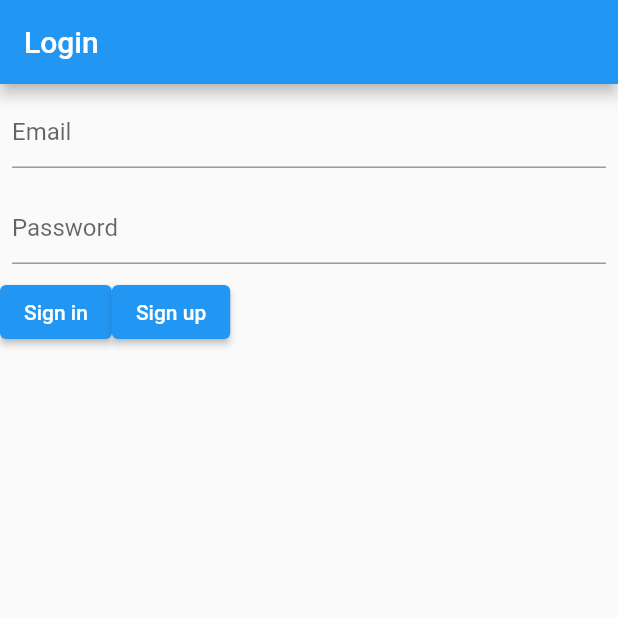
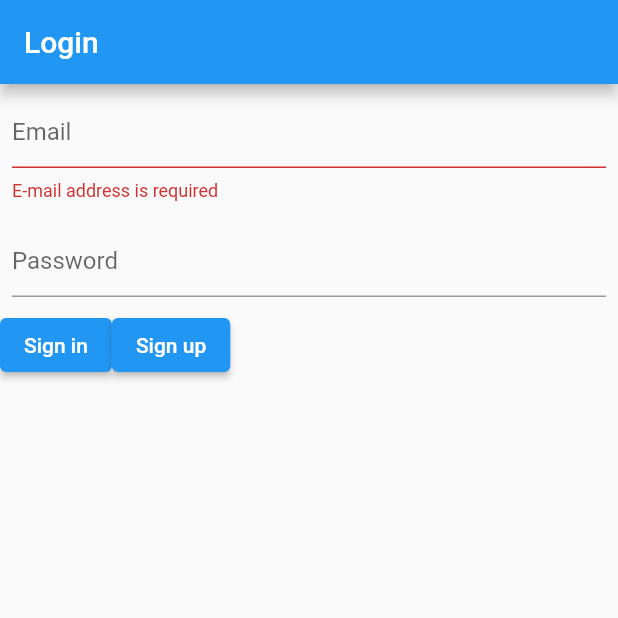
Before and after one commit to enricosarneri/Design-and-Implementation-of-Mobile-Applications, a Flutter app: the screen it shows after launch, after a tap on "Sign in", on a phone screen of 412 x 824 dp, the top half of it. Run offline on Flutter 3.47's test engine with Material 2 defaults, Android fonts, the phone set to English and light mode, and no system bars; our stand-ins replace firebase_auth, firebase_core, fluttertoast; accounts and stored records are empty.

Commit message:
Added error handling on Sign in and Sign up
Added error handling on Sign in and Sign up

```diff
--- a/Event_handler_application/lib/screens/authenticate/sign_in.dart
+++ b/Event_handler_application/lib/screens/authenticate/sign_in.dart
@@ -13,19 +13,26 @@ class SignIn extends StatefulWidget {
 
 class _SignInState extends State<SignIn> {
   final AuthService _authService= AuthService();
+  final GlobalKey<FormState> _key = GlobalKey<FormState>();
   String _email='';
   String _password='';
+  bool isSignInLoading= false;
+  bool isSignUpLoading= false;
+
 
 
   @override
   Widget build(BuildContext context) {
     return Scaffold(
       appBar: AppBar(title: const Text('Login'),),
-      body: Column(
+      body: Form(
+        key: _key,
+        child: Column(
           children: [
             Padding(
               padding: const EdgeInsets.all(8.0),
-            child:TextField(
+              child:TextFormField(
+                validator: validateEmail,
                 keyboardType: TextInputType.emailAddress,
                 decoration: const InputDecoration( hintText: 'Email' ),
                   onChanged: (value){
@@ -37,7 +44,8 @@ class _SignInState extends State<SignIn> {
             ),
             Padding(
               padding: const EdgeInsets.all(8.0),
-            child:TextField(
+              child:TextFormField(
+                //validator: validatePassword,
                 obscureText: true,
                 decoration: const InputDecoration( hintText: 'Password'),
                 onChanged: (value){
@@ -49,8 +57,12 @@ class _SignInState extends State<SignIn> {
             ),
             Row(children: [
               ElevatedButton(
-              child: const Text('Sign in'),
+                child: isSignInLoading
+                 ? CircularProgressIndicator(color: Colors.white,)
+                 : const Text('Sign in'),
                 onPressed: () async{
+                  setState(() => isSignInLoading= true);
+                  if(_key.currentState!.validate()){
                   dynamic result=await _authService.signInWithEmailAndPassword(_email, _password);
                   if (result== null){
                     log('error signing in');
@@ -58,14 +70,50 @@ class _SignInState extends State<SignIn> {
                   else{
                     log('signed in as: '+ result.email);
                     }
+                  }
+                  setState(() => isSignInLoading= false);
+
                 },),
               ElevatedButton(
-              child: const Text('Sign up'),
-              onPressed: (){
-                _authService.createUserWithEmailAndPassword(_email, _password);
+                 child: isSignUpLoading
+                 ? CircularProgressIndicator(color: Colors.white,)
+                 : const Text('Sign up'),
+                onPressed: () async{
+                  setState(() => isSignUpLoading= true);
+                  if(_key.currentState!.validate()){
+                  dynamic result= await _authService.createUserWithEmailAndPassword(_email, _password);
+                  if (result== null){
+                    log('error signing up');
+                  }
+                  else{
+                    log('signed up as: '+ result.email);
+                    }
+                  }
+                  setState(() => isSignUpLoading= false);
                   //Navigator.of(context).pushReplacement(MaterialPageRoute(builder: (context) => Home()));
               }),
             ],)],),
+      ),
     );
   }
 }
+
+String? validateEmail(String? formEmail){
+  if(formEmail== null || formEmail.isEmpty) return 'E-mail address is required';
+  String pattern = r'\w+@\w+\.\w+';
+  RegExp regExp= RegExp(pattern);
+  if(!regExp.hasMatch(formEmail)) return 'Invalid E-mail Address format.';
+  return null;
+}
+
+String? validatePassword(String? formPassword){
+    if(formPassword== null || formPassword.isEmpty) return 'Password address is required';
+    String pattern = r'^(?=.*?[A-Z])(?=.*?[a-z])(?=.*?[0-9])(?=.*?[!@#\$&*~]).{8,}$';
+  RegExp regex = RegExp(pattern);
+  if (!regex.hasMatch(formPassword))
+    return '''
+      Password must be at least 8 characters,
+      include an uppercase letter, number and symbol.
+      ''';
+  return null;
+}
--- a/Event_handler_application/lib/services/auth.dart
+++ b/Event_handler_application/lib/services/auth.dart
@@ -2,22 +2,27 @@ import 'dart:developer';
 
 import 'package:event_handler/models/user.dart';
 import 'package:firebase_auth/firebase_auth.dart';
+import 'package:fluttertoast/fluttertoast.dart';
+
 
 class AuthService{
 
   final FirebaseAuth _auth=FirebaseAuth.instance;
+  String errorMessage='';
   //create user obj based on FirebaseUser
   AppUser? _userFromFirebaseUser(User? user){
     return user!=null ? AppUser(user.uid,user.email,user.displayName) : null;
   }
 
   Future signInWithEmailAndPassword (String email, String password) async {
+    UserCredential userCredential;
     try{
-    UserCredential userCredential= await _auth.signInWithEmailAndPassword(email: email, password: password);
+    userCredential= await _auth.signInWithEmailAndPassword(email: email, password: password);
     User? user= userCredential.user;
     return _userFromFirebaseUser(user);
-    } catch(e){
-      log(e.toString());
+    } on  FirebaseAuthException catch (error){
+      errorMessage= error.message!;
+      Fluttertoast.showToast(msg: errorMessage);
       return null;
     }
   }
@@ -27,8 +32,9 @@ class AuthService{
     UserCredential userCredential= await _auth.createUserWithEmailAndPassword(email: email, password: password);
     User? user= userCredential.user;
     return user;
-    } catch(e){
-      log(e.toString());
+    }  on  FirebaseAuthException catch (error){
+      errorMessage= error.message!;
+      Fluttertoast.showToast(msg: errorMessage);
       return null;
     }
   }
--- a/Event_handler_application/pubspec.yaml
+++ b/Event_handler_application/pubspec.yaml
@@ -38,6 +38,7 @@ dependencies:
   firebase_auth: ^3.2.0
   cloud_firestore: ^3.1.0
   provider: ^6.0.1
+  fluttertoast: ^8.0.8
 
 dev_dependencies:
   flutter_test:
```
Also changed, not shown: Event_handler_application/pubspec.lock. Lines whose indentation alone changed are shown as unchanged.
